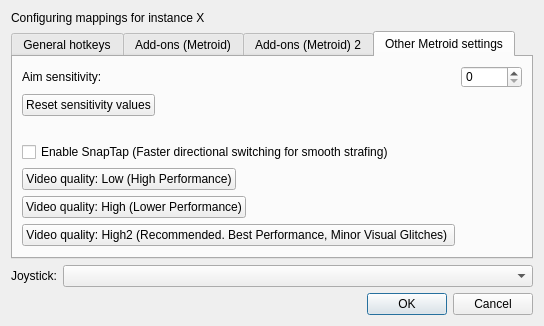
This is src/frontend/qt_sdl/InputConfig/InputConfigDialog.ui in ag-advania/melonPrimeDS as Qt 5 draws it before an edit. The edited form follows.
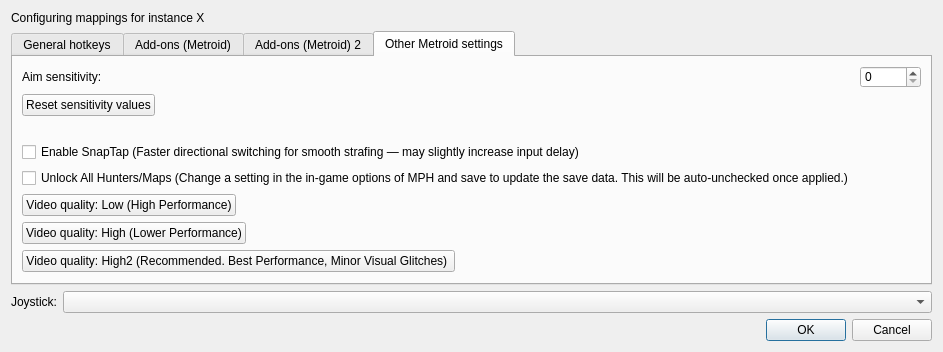
This is the edited form. The open tabs and pages were chosen to show the change.

Commit message: added option of unlock maps/hunters

What changed in the file:
```diff
--- a/src/frontend/qt_sdl/InputConfig/InputConfigDialog.ui
+++ b/src/frontend/qt_sdl/InputConfig/InputConfigDialog.ui
@@ -2353,13 +2353,21 @@
 				<item row="3" column="0">
 					<widget class="QCheckBox" name="cbMetroidEnableSnapTap">
 						<property name="text">
-							<string>Enable SnapTap (Faster directional switching for smooth strafing)</string>
+							<string>Enable SnapTap (Faster directional switching for smooth strafing — may slightly increase input delay)</string>
 						</property>
 					</widget>
 				</item>
 				
-			    <!-- Low quality -->
-			    <item row="4" column="0">
+				<item row="4" column="0">
+					<widget class="QCheckBox" name="cbMetroidUnlockAll">
+						<property name="text">
+							<string>Unlock All Hunters/Maps (Change a setting in the in-game options of MPH and save to update the save data. This will be auto-unchecked once applied.)</string>
+						</property>
+					</widget>
+				</item>
+
+				<!-- Low quality -->
+			    <item row="5" column="0">
 				    <widget class="QPushButton" name="metroidSetVideoQualityToLow">
 					    <property name="text">
 						    <string>Video quality: Low (High Performance)</string>
@@ -2368,7 +2376,7 @@
 			    </item>
 
 			    <!-- High quality -->
-			    <item row="5" column="0">
+			    <item row="6" column="0">
 				    <widget class="QPushButton" name="metroidSetVideoQualityToHigh">
 					    <property name="text">
 						    <string>Video quality: High (Lower Performance)</string>
@@ -2377,7 +2385,7 @@
 			    </item>
 
 				<!-- High2 quality -->
-				<item row="6" column="0">
+				<item row="7" column="0">
 					<widget class="QPushButton" name="metroidSetVideoQualityToHigh2">
 						<property name="text">
 							<string>Video quality: High2 (Recommended. Best Performance, Minor Visual Glitches) </string>
```
The commit also changes 4 other files.
